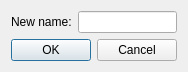
Above: qmmp-plugin-pack/src/Ui/simple/forms/renamedialog.ui from djdron/qmmp before the change. Below: the same form after it.
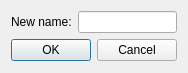
That is the form after the change.

```diff
--- a/qmmp-plugin-pack/src/Ui/simple/forms/renamedialog.ui
+++ b/qmmp-plugin-pack/src/Ui/simple/forms/renamedialog.ui
@@ -7,7 +7,7 @@
     <x>0</x>
     <y>0</y>
     <width>185</width>
-    <height>65</height>
+    <height>73</height>
    </rect>
   </property>
   <property name="windowTitle">
```
Left out of the diff: 8 changed lines with no effect on the pictures.
